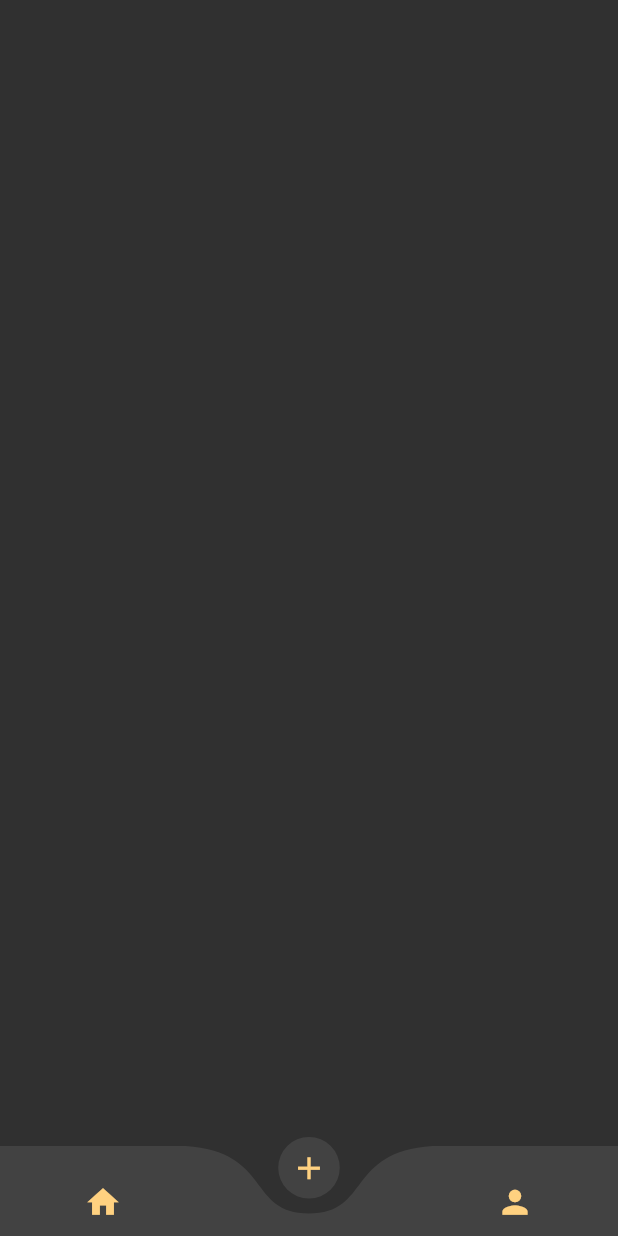
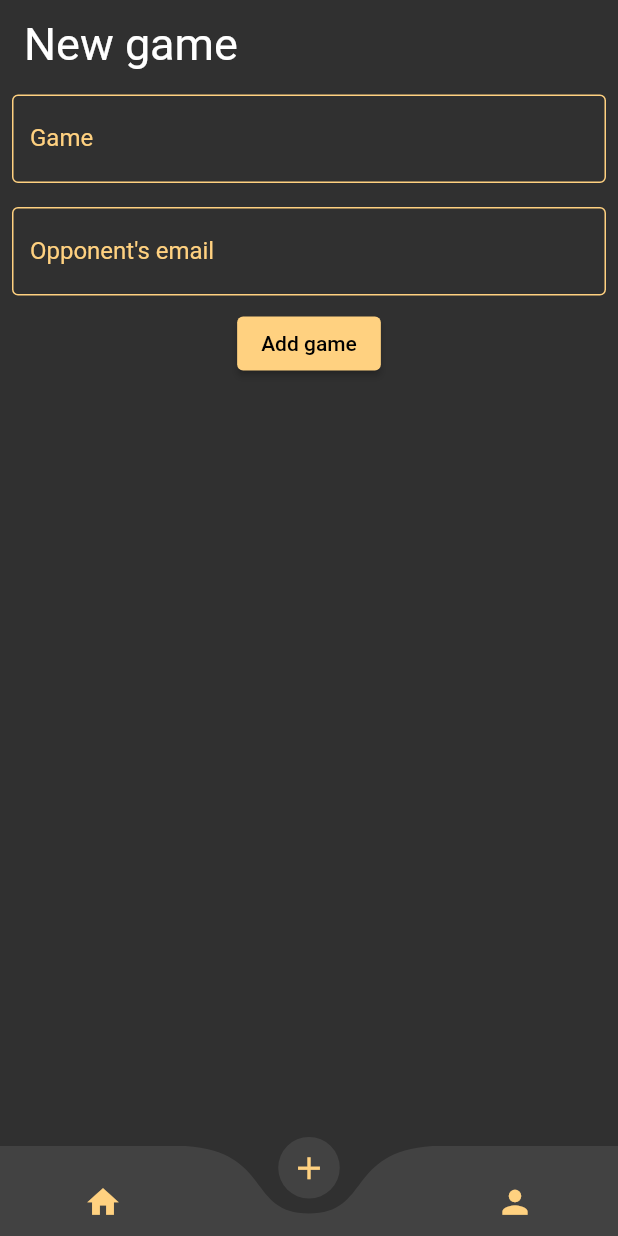
Before and after one commit to rasm211d/competeApp, a Flutter app: the LandingPage screen opened by its route, item 2 of the bottom bar chosen, on a phone screen of 412 x 824 dp. Run offline on Flutter 3.47's test engine with Material 2 defaults, Android fonts, the light colour scheme and no system bars; drawn by our look-alikes of curved_navigation_bar; our stand-ins replace bloc, cloud_firestore, dartz, firebase_auth, firebase_core, flutter_bloc and 3 more; accounts and stored records are empty.

Commit message:
Create game works with error handeling

```diff
--- /dev/null
+++ b/lib/application/bloc/create_game_event.dart
@@ -0,0 +1,10 @@
+part of 'create_game_bloc.dart';
+
+@freezed
+abstract class CreateGameEvent with _$CreateGameEvent {
+  const factory CreateGameEvent.createGamePressed() = _CreateGame;
+  const factory CreateGameEvent.emailChanged(String emailString) =
+      _EmailChanged;
+  const factory CreateGameEvent.gameNameChanged(String gameNameString) =
+      _GameNameChanged;
+}
--- /dev/null
+++ b/lib/application/bloc/create_game_state.dart
@@ -0,0 +1,18 @@
+part of 'create_game_bloc.dart';
+
+@freezed
+abstract class CreateGameState with _$CreateGameState {
+  const factory CreateGameState({
+    required String opponentsEmail,
+    required String gameName,
+    required bool hasGameCreationFailure,
+    required bool gameCreationSuccessful,
+  }) = _CreateGameState;
+
+  factory CreateGameState.initial() => CreateGameState(
+        opponentsEmail: '',
+        gameName: '',
+        hasGameCreationFailure: false,
+        gameCreationSuccessful: false,
+      );
+}
--- a/lib/application/game/game_bloc.dart
+++ b/lib/application/game/game_bloc.dart
@@ -36,6 +36,6 @@ class GameBloc extends Bloc<GameEvent, GameState> {
         (f) => GameState.loadFailure(f),
         (r) => GameState.loadSuccess(r),
       );
-    });
+    },);
   }
 }
--- a/lib/application/game/game_event.dart
+++ b/lib/application/game/game_event.dart
@@ -3,5 +3,10 @@ part of 'game_bloc.dart';
 @freezed
 abstract class GameEvent with _$GameEvent {
   const factory GameEvent.watchAll() = _WatchAll;
-  const factory GameEvent.gamesRecieved(Either<String, List<Game>> failureOrGames) = _GamesRecieved;
+  const factory GameEvent.gamesRecieved(
+      Either<String, List<Game>> failureOrGames) = _GamesRecieved;
+  // const factory GameEvent.playerOneIncrement() = _PlayerOneIncrement;
+  // const factory GameEvent.playerOneDecrement() = _PlayerOneDecrement;
+  // const factory GameEvent.playerTwoIncrement() = _PlayerTwoIncrement;
+  // const factory GameEvent.playerTwoDecrement() = _PlayerTwoDecrement;
 }
--- a/lib/application/game/game_state.dart
+++ b/lib/application/game/game_state.dart
@@ -2,6 +2,7 @@ part of 'game_bloc.dart';
 
 @freezed
 abstract class GameState with _$GameState {
+
   const factory GameState.initial() = _Initial;
   const factory GameState.loading() = _Loading;
   const factory GameState.loadSuccess(List<Game> games) = _LoadSuccess;
--- a/lib/application/register/register_bloc.dart
+++ b/lib/application/register/register_bloc.dart
@@ -56,7 +56,10 @@ class RegisterBloc extends Bloc<RegisterEvent, RegisterState> {
         );
       },
       createUser: (e) async* {
+        final userId =
+            _authFacade.getSignedInUser().fold(() => null, (a) => a.uid);
         final either = await _userRepository.createUser(
+          userId!,
           AppUser(
             username: state.username,
             emailAddress: state.emailAddress,
--- a/lib/domain/game/i_game_repository.dart
+++ b/lib/domain/game/i_game_repository.dart
@@ -3,7 +3,7 @@ import 'package:dartz/dartz.dart';
 import 'game.dart';
 
 abstract class IGameRepository {
-  Future<Either<String, Unit>> createGame(Game game);
+  Future<Either<String, Unit>> createGame(String gameName, String opponent);
   // Future<Either<String, Unit>> deleteGame(Game game);
   // Future<Either<String, Unit>> updateGame(Game game);
   Stream<Either<String, List<Game>>> getGames();
--- a/lib/domain/user/i_user_repository.dart
+++ b/lib/domain/user/i_user_repository.dart
@@ -4,7 +4,7 @@ import 'package:dartz/dartz.dart';
 import 'user.dart';
 
 abstract class IUserRepository {
-  Future<Either<String, Unit>> createUser(AppUser user);
-  Future<Either<String, Unit>> deleteUser(AppUser user);
-  Future<Either<String, Unit>> getUser(AppUser user);
+  Future<Either<String, Unit>> createUser(String uID, AppUser user);
+  Future<Either<String, Unit>> deleteUser(String uID, AppUser user);
+  Future<Either<String, Unit>> getUser(String uID);
 }
--- a/lib/presentation/auth/widgets/register_form.dart
+++ b/lib/presentation/auth/widgets/register_form.dart
@@ -245,8 +245,8 @@ class CustomTextFormField extends StatelessWidget {
           }
           return null;
         } else if (isUsername) {
-          if (value.toString().length <= 6) {
-            return 'Username must be longer than 6 characters';
+          if (value.toString().length <= 5 || value.toString().length >= 12) {
+            return 'Username must be between 6 and 12 characters';
           }
         }
       },
--- /dev/null
+++ b/lib/presentation/game/game_form_page.dart
@@ -0,0 +1,19 @@
+import 'package:compete/application/bloc/create_game_bloc.dart';
+import 'package:compete/injection.dart';
+import 'package:compete/presentation/game/widgets/game_form_widget.dart';
+import 'package:flutter/material.dart';
+import 'package:flutter_bloc/flutter_bloc.dart';
+
+class GameFormPage extends StatelessWidget {
+  @override
+  Widget build(BuildContext context) {
+    return SafeArea(
+      child: Container(
+        child: BlocProvider(
+          create: (context) => getIt<CreateGameBloc>(),
+          child: GameFormWidget(),
+        ),
+      ),
+    );
+  }
+}
--- /dev/null
+++ b/lib/presentation/game/widgets/game_form_widget.dart
@@ -0,0 +1,159 @@
+import 'package:compete/application/bloc/create_game_bloc.dart';
+import 'package:compete/domain/core/validators.dart';
+import 'package:flutter/material.dart';
+import 'package:flutter_bloc/flutter_bloc.dart';
+
+class GameFormWidget extends StatefulWidget {
+  GameFormWidget({
+    Key? key,
+  }) : super(key: key);
+
+  @override
+  _GameFormWidgetState createState() => _GameFormWidgetState();
+}
+
+class _GameFormWidgetState extends State<GameFormWidget> {
+  @override
+  Widget build(BuildContext context) {
+    final _formKey = GlobalKey<FormState>();
+    return BlocListener<CreateGameBloc, CreateGameState>(
+      listener: (context, state) {
+        if (state.gameCreationSuccessful) {
+          ScaffoldMessenger.of(context).showSnackBar(
+            SnackBar(
+              content: Text(
+                "Game creation successful, can now be seen under 'Home' 🏠",
+              ),
+            ),
+          );
+        } else if (state.hasGameCreationFailure) {
+          ScaffoldMessenger.of(context).showSnackBar(
+            SnackBar(
+              content: Text(
+                'Game creation failed; User not found.',
+              ),
+            ),
+          );
+        }
+      },
+      child: Container(
+        child: Form(
+          key: _formKey,
+          child: Column(
+            crossAxisAlignment: CrossAxisAlignment.start,
+            children: [
+              SizedBox(
+                height: 12,
+              ),
+              Padding(
+                padding: const EdgeInsets.symmetric(horizontal: 16),
+                child: Text(
+                  'New game',
+                  style: TextStyle(fontSize: 30),
+                ),
+              ),
+              SizedBox(
+                height: 8,
+              ),
+              Padding(
+                padding: const EdgeInsets.all(8.0),
+                child: NewGameTextFormField(
+                  label: 'Game',
+                  isGameName: true,
+                  isOpponent: false,
+                  onChanged: (value) {
+                    context.read<CreateGameBloc>()
+                      ..add(CreateGameEvent.gameNameChanged(value));
+                  },
+                ),
+              ),
+              Padding(
+                padding: const EdgeInsets.all(8.0),
+                child: NewGameTextFormField(
+                  label: "Opponent's email",
+                  isOpponent: true,
+                  isGameName: false,
+                  onChanged: (value) {
+                    context.read<CreateGameBloc>()
+                      ..add(CreateGameEvent.emailChanged(value));
+                  },
+                ),
+              ),
+              Center(
+                child: ElevatedButton(
+                  onPressed: () {
+                    if (_formKey.currentState!.validate()) {
+                      context.read<CreateGameBloc>()
+                        ..add(CreateGameEvent.createGamePressed());
+                    }
+                  },
+                  child: Text('Add game'),
+                ),
+              ),
+            ],
+          ),
+        ),
+      ),
+    );
+  }
+}
+
+class NewGameTextFormField extends StatelessWidget {
+  final Function(String) onChanged;
+  final String label;
+  final bool isOpponent;
+  final bool isGameName;
+
+  const NewGameTextFormField({
+    required this.onChanged,
+    required this.label,
+    required this.isOpponent,
+    required this.isGameName,
+    Key? key,
+  }) : super(key: key);
+
+  @override
+  Widget build(BuildContext context) {
+    return TextFormField(
+      cursorColor: Colors.orangeAccent.shade100,
+      decoration: InputDecoration(
+        labelText: label,
+        labelStyle: TextStyle(
+          color: Colors.orangeAccent.shade100,
+        ),
+        enabledBorder: OutlineInputBorder(
+          //borderRadius: BorderRadius.circular(20),
+          borderSide: BorderSide(color: Colors.orangeAccent.shade100),
+        ),
+        focusedBorder: OutlineInputBorder(
+          //borderRadius: BorderRadius.circular(20),
+          borderSide: BorderSide(color: Colors.orangeAccent.shade100),
+        ),
+        border: OutlineInputBorder(
+          //borderRadius: BorderRadius.circular(20),
+          borderSide: BorderSide(color: Colors.orangeAccent.shade100),
+        ),
+      ),
+      onChanged: (value) {
+        onChanged(value);
+      },
+      validator: (value) {
+        if (isGameName) {
+          if (value.toString().length <= 0) {
+            return 'Can not be empty';
+          } else if (value.toString().length >= 12) {
+            return 'The name can not be longer than 12 characters';
+          }
+          return null;
+        } else if (isOpponent) {
+          if (value.toString().length <= 0) {
+            return 'Can not be empty';
+          } else if (!validateEmailAddress(value.toString())) {
+            return 'Please enter a valid email';
+          }
+          return null;
+        }
+      },
+    );
+  }
+}
--- a/lib/presentation/landing_page.dart
+++ b/lib/presentation/landing_page.dart
@@ -1,5 +1,6 @@
 import 'package:compete/application/game/game_bloc.dart';
 import 'package:compete/injection.dart';
+import 'package:compete/presentation/game/game_form_page.dart';
 import 'package:compete/presentation/game/game_page.dart';
 import 'package:compete/presentation/profile/profile_page.dart';
 import 'package:curved_navigation_bar/curved_navigation_bar.dart';
@@ -14,12 +15,10 @@ class LandingPage extends StatefulWidget {
 class _LandingPageState extends State<LandingPage> {
   int _currentIndex = 0;
   final List<Widget> _children = [
-    Placeholder(
-      color: Colors.green,
-    ),
     BlocProvider(
         create: (context) => getIt<GameBloc>()..add(GameEvent.watchAll()),
         child: GamePage()),
+    GameFormPage(),
     ProfilePage(),
   ];
 
```
Also changed, not shown: lib/application/bloc/create_game_bloc.dart (added, +50 -0 lines), lib/infrastructure/game/game_repository.dart (+30 -9 lines), lib/infrastructure/user/user_repository.dart (+6 -5 lines), lib/presentation/game/game_page.dart (+54 -27 lines), lib/presentation/modules/scrollbehavior.dart (added, +9 -0 lines), lib/application/bloc/create_game_bloc.freezed.dart (added), lib/injection.config.dart.
